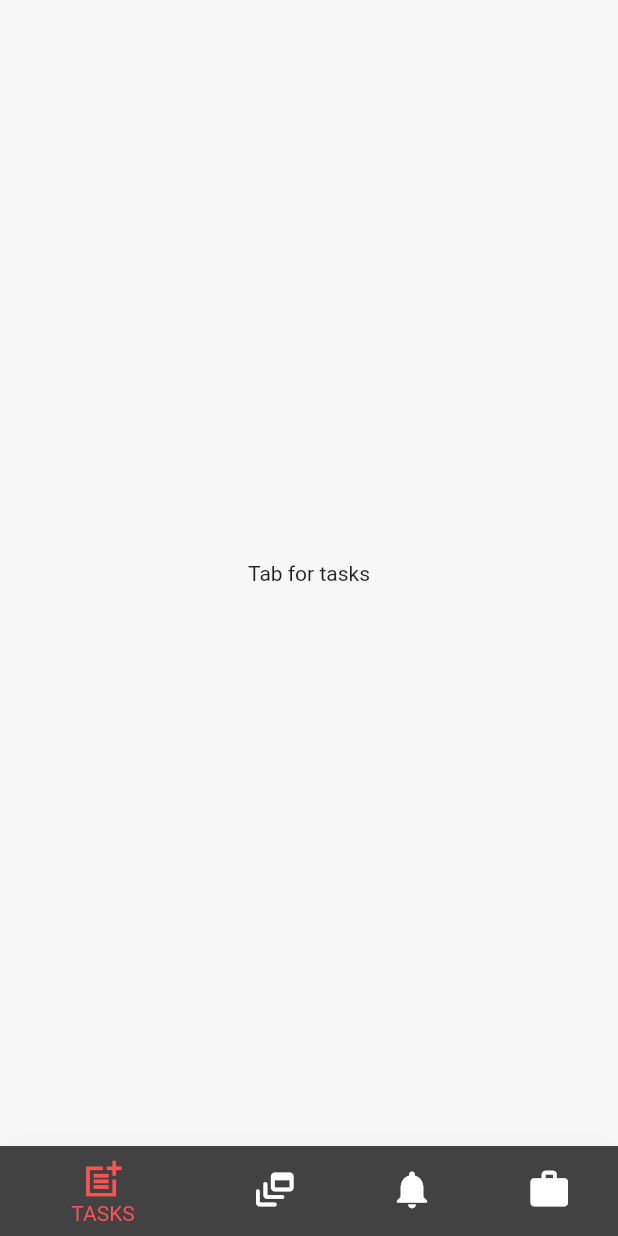
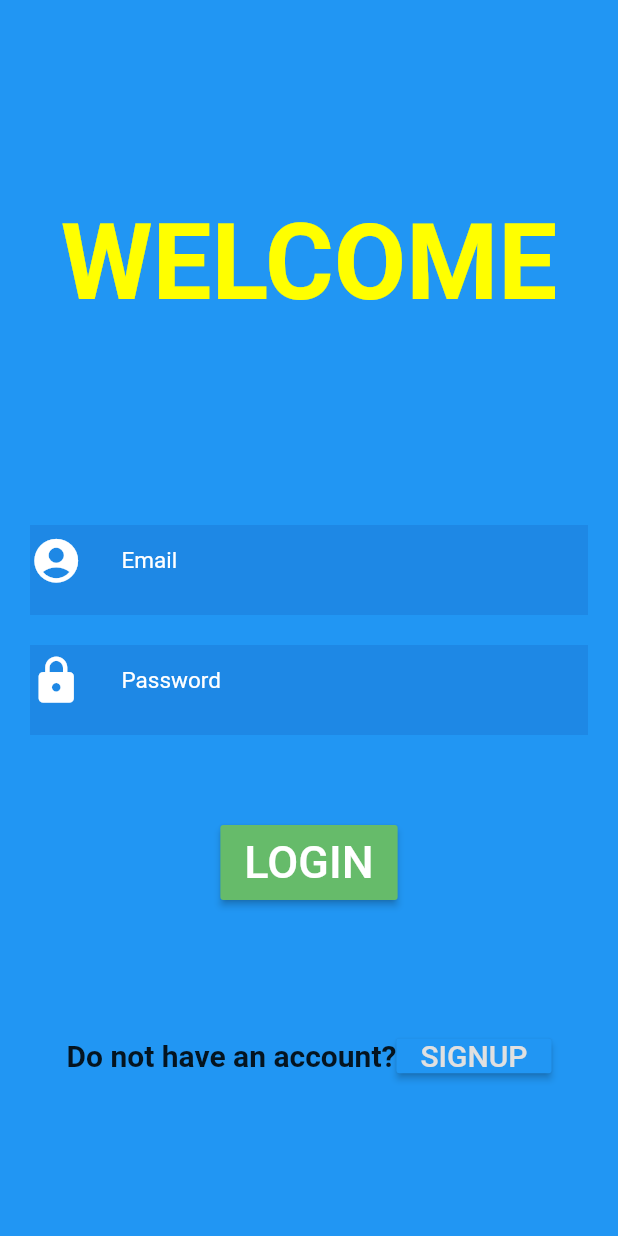
Before and after one commit to sherautcarsh/Recordatorio, a Flutter app: the screen it shows after launch, on a phone screen of 412 x 824 dp. Run offline on Flutter 3.47's test engine with Material 2 defaults, Android fonts, the phone set to English and light mode, and no system bars; drawn by our look-alikes of animated_text_kit; our stand-ins replace firebase_auth; accounts and stored records are empty.

Commit message:
welcome page completed

```diff
--- /dev/null
+++ b/lib/Signup_page.dart
@@ -0,0 +1,19 @@
+import 'package:flutter/material.dart';
+
+class Signup extends StatefulWidget {
+  @override
+  _SignupState createState() => _SignupState();
+}
+
+class _SignupState extends State<Signup> {
+  @override
+  Widget build(BuildContext context) {
+    return Scaffold(
+      appBar: AppBar(
+        title: Text(
+          "Sign up Page",
+        ),
+      ),
+    );
+  }
+}
--- a/lib/info_page.dart
+++ b/lib/info_page.dart
@@ -31,28 +31,32 @@ class _TasksState extends State<Tasks> {
           iconSize: 30,
           elevation: 100000.0,
           unselectedItemColor: Colors.white,
-          selectedItemColor: Colors.redAccent,
+          selectedItemColor: Colors.yellow,
           items: [
             BottomNavigationBarItem(
               icon: Icon(Icons.post_add_sharp),
+              // ignore: deprecated_member_use
               title: Text("TASKS"),
               backgroundColor: Colors.grey[800],
             ),
 
             BottomNavigationBarItem(
               icon: Icon(Icons.dynamic_feed_rounded),
+              // ignore: deprecated_member_use
               title: Text("FEED"),
               backgroundColor: Colors.grey[800],
             ),
 
             BottomNavigationBarItem(
               icon: Icon(Icons.notifications),
+              // ignore: deprecated_member_use
               title: Text("NOTIFICATIONS"),
               backgroundColor: Colors.grey[800],
             ),
 
             BottomNavigationBarItem(
               icon: Icon(Icons.work_outlined),
+              // ignore: deprecated_member_use
               title: Text("POSTS"),
               backgroundColor: Colors.grey[800],
             ),
--- a/lib/main.dart
+++ b/lib/main.dart
@@ -1,10 +1,31 @@
 import 'package:flutter/material.dart';
-import 'package:recordatorio/info_page.dart';
+import 'package:recordatorio/welcome_page.dart';
+import 'package:animated_text_kit/animated_text_kit.dart';
+
 void main() {
-  runApp(Tasks());
+  runApp(MyApp());
 }
 
 class MyApp extends StatelessWidget {
+  @override
+  Widget build(BuildContext context) {
+    return MaterialApp(
+      title: 'RECORDATORIO',
+      theme: ThemeData(
+        primarySwatch: Colors.blue,
+      ),
+      home: WelcomeLogin(),
+    );
+  }
+}
+
+
+
+
+
+
+
+/*class MyApp extends StatelessWidget {
   // This widget is the root of your application.
   @override
   Widget build(BuildContext context) {
@@ -114,4 +135,4 @@ class _MyHomePageState extends State<MyHomePage> {
       ), // This trailing comma makes auto-formatting nicer for build methods.
     );
   }
-}
+}*/
--- a/lib/sign_page.dart
+++ /dev/null
@@ -1 +0,0 @@
-import 'package:flutter/material.dart';
--- /dev/null
+++ b/lib/welcome_page.dart
@@ -0,0 +1,110 @@
+import 'dart:ui';
+import 'package:animated_text_kit/animated_text_kit.dart';
+import 'package:flutter/material.dart';
+import 'package:recordatorio/Signup_page.dart';
+import 'package:firebase_auth/firebase_auth.dart ';
+import 'package:recordatorio/info_page.dart';
+ class WelcomeLogin extends StatefulWidget {
+  @override
+  _WelcomeLoginState createState() => _WelcomeLoginState();
+}
+
+class _WelcomeLoginState extends State<WelcomeLogin> {
+  @override
+  Widget build(BuildContext context) {
+    return Scaffold(
+      backgroundColor: Colors.blue,
+      body: Container(
+        child: SingleChildScrollView(
+          child: Column(
+            children: [
+              SizedBox(
+                child: TextLiquidFill(
+                  text: 'WELCOME',
+                  waveColor: Colors.yellowAccent,
+                  boxBackgroundColor: Colors.blue,
+                  textStyle: TextStyle(
+                    fontWeight: FontWeight.bold,
+                    fontSize: 70.0,
+                  ),
+                  boxHeight: 350.0,
+                ),
+              ),
+              /////////
+              buildTextField('Email',Icons.account_circle),
+              SizedBox(height: 20.0),
+              buildTextField('Password',Icons.lock),
+              SizedBox(height: 60),
+              MaterialButton(
+                minWidth: double.minPositive,
+                height: 50,
+                onPressed: () {
+                  Navigator.push(context, MaterialPageRoute(
+                      builder: (context)=>Tasks()
+                  ));
+                },
+                color: Colors.green[400],
+                child: Text("LOGIN",
+                    style: TextStyle(color: Colors.white, fontSize: 30)),
+                textColor: Colors.white,
+              ),
+              SizedBox(height: 80.0,),
+              Row(
+                mainAxisAlignment: MainAxisAlignment.center,
+                children: [
+                  Text(
+                    "Do not have an account?",
+                    style: TextStyle(
+                      fontSize: 20.0,
+                      fontWeight: FontWeight.bold,
+                    ),
+
+              ),
+                  MaterialButton(
+                    minWidth: double.minPositive,
+                    height: 20,
+                    onPressed: () {
+                      Navigator.push(context, MaterialPageRoute(
+                          builder: (context)=>Signup()
+                      ));
+                    },
+                    color: Colors.blue,
+                    child: Text("SIGNUP",
+                        style: TextStyle(color: Colors.grey[300], fontSize: 20)),
+                    textColor: Colors.white,
+                  ),
+              ],
+              ),
+            ],
+          ),
+        ),
+      ),
+    );
+  }
+  buildTextField(String labelText,IconData icon){
+    return Container(
+      margin: EdgeInsets.symmetric(horizontal: 20.0),
+      height: 60.0,
+      decoration: BoxDecoration(
+
+        color: Colors.blue[600],
+      ),
+      child: TextField(
+        decoration: InputDecoration(
+            contentPadding: EdgeInsets.symmetric(horizontal: 10),
+            labelText: labelText,
+            labelStyle: TextStyle(
+              fontSize: 15.0,
+              color: Colors.white,
+            ),
+            icon: Icon(
+              icon,
+              size: 35.0,
+              color: Colors.white,
+            ),
+            // prefix: Icon(icon),
+            border: InputBorder.none),
+      ),
+    );
+  }
+}
--- a/pubspec.yaml
+++ b/pubspec.yaml
@@ -23,6 +23,7 @@ environment:
 dependencies:
   flutter:
     sdk: flutter
+  animated_text_kit: ^3.1.2
   firebase_core: ^0.4.0+9
   firebase_analytics: ^5.0.2
   firebase_auth: ^0.14.0+5
```
Also changed, not shown: pubspec.lock, 5 other files.
